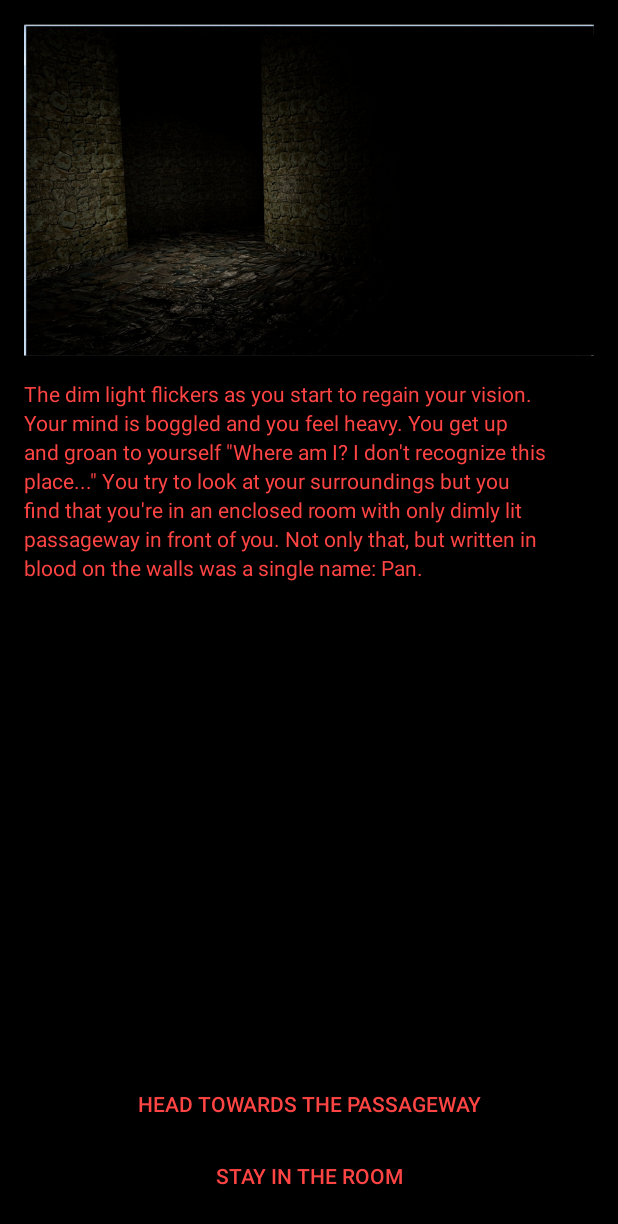
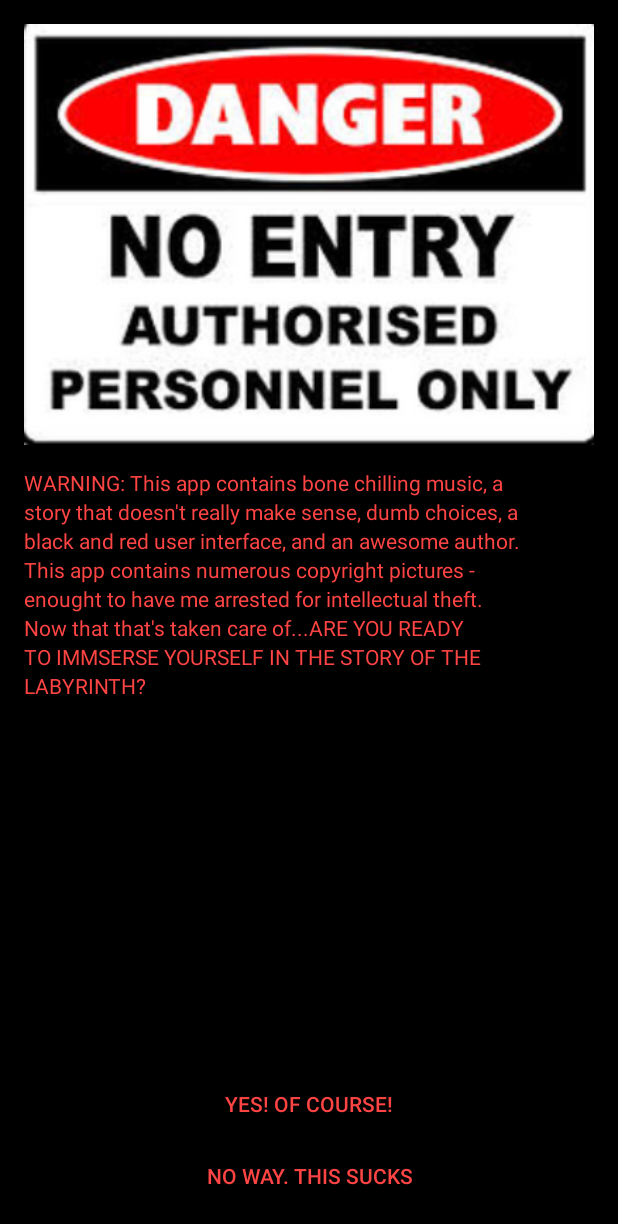
Before and after one commit to natetan/labyrinth, an Android app: the StoryActivity screen opened directly, with no data from a screen before it, on a phone screen of 412 x 824 dp. Shown: the top 1224 px of the screen. Run offline under Robolectric (Android 15) with nearby library versions, the phone set to English and light mode, and no system bars.

Commit message:
added intro pages and some funny pictures to go with them

```diff
--- a/app/src/main/java/yulongproductions/com/thelabyrinth/model/Story.java
+++ b/app/src/main/java/yulongproductions/com/thelabyrinth/model/Story.java
@@ -8,7 +8,22 @@ public class Story {
     private Page[] pages;
 
     public Story() {
-        this.pages = new Page[100];
+        this.pages = new Page[102];
+
+        this.pages[100] = new Page (
+                R.drawable.labryinth_danger_sign,
+                R.raw.dead_silence,
+                "WARNING: This app contains bone chilling music, a story that doesn't really make sense, dumb choices, a black and red user interface, and an awesome author. This app contains numerous copyright pictures - enought to have me arrested for intellectual theft. Now that that's taken care of...ARE YOU READY TO IMMSERSE YOURSELF IN THE STORY OF THE LABYRINTH?",
+                new Choice("Yes! Of course!", 0),
+                new Choice("No way. This sucks", 101)
+        );
+
+        this.pages[101] = new Page (
+                R.drawable.labryinth_troll_sign,
+                R.raw.dead_silence,
+                "Yeah...no. You're not leaving this app. ",
+                new Choice("BEGIN STORY", 0)
+        );
 
         this.pages[0] = new Page (
                 R.drawable.labyrinth_start_image,
--- a/app/src/main/java/yulongproductions/com/thelabyrinth/ui/StoryActivity.java
+++ b/app/src/main/java/yulongproductions/com/thelabyrinth/ui/StoryActivity.java
@@ -53,7 +53,7 @@ public class StoryActivity extends Activity {
 
         mTextView.setMovementMethod(new ScrollingMovementMethod());
 
-        loadPage(0);
+        loadPage(100);
     }
 
     private void loadPage(int choice) {
```
Also changed, not shown: app/src/main/res/drawable/labryinth_danger_sign.png (added), app/src/main/res/drawable/labryinth_troll_sign.png (added).
